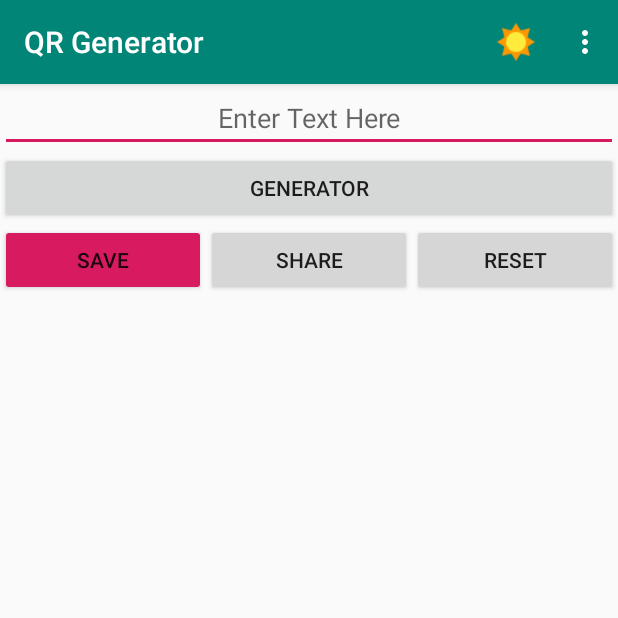
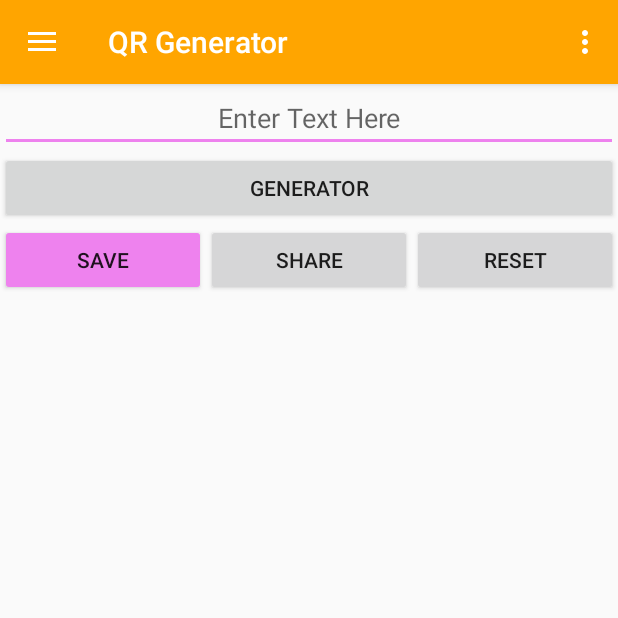
Before and after one commit to vietdohoang1997/QRC0de, an Android app: the QRcodeGenerator screen opened directly, with no data from a screen before it, on a phone screen of 412 x 824 dp, the top half of it. Run offline under Robolectric (Android 15) with nearby library versions, the phone set to English and light mode, and no system bars; libraries missing offline, so code that uses them is left out: com.journeyapps.barcodescanner.

Commit message:
My new commit

```diff
--- a/app/build.gradle
+++ b/app/build.gradle
@@ -26,6 +26,7 @@ allprojects {
 dependencies {
     implementation fileTree(dir: 'libs', include: ['*.jar'])
     implementation 'com.android.support:appcompat-v7:28.0.0'
+    implementation 'com.android.support:design:28.0.0'
     implementation 'com.android.support.constraint:constraint-layout:1.1.3'
     implementation 'com.journeyapps:zxing-android-embedded:3.2.0@aar'
     implementation 'com.google.zxing:core:3.2.1'
--- a/app/src/main/res/layout/generator_main.xml
+++ b/app/src/main/res/layout/generator_main.xml
@@ -1,10 +1,13 @@
 <?xml version="1.0" encoding="utf-8"?>
-<RelativeLayout xmlns:android="http://schemas.android.com/apk/res/android"
+<android.support.v4.widget.DrawerLayout xmlns:android="http://schemas.android.com/apk/res/android"
     xmlns:app="http://schemas.android.com/apk/res-auto"
     xmlns:tools="http://schemas.android.com/tools"
     android:layout_width="match_parent"
     android:layout_height="match_parent"
     tools:context=".MainActivity">
+    <RelativeLayout
+        android:layout_width="match_parent"
+        android:layout_height="match_parent">
         <EditText
             android:layout_width="match_parent"
             android:layout_height="wrap_content"
@@ -55,5 +58,18 @@
                 android:text="Reset"
                 android:backgroundTint="@color/zxing_custom_possible_result_points"/>
         </LinearLayout>
+    </RelativeLayout>
 
-</RelativeLayout>
+    <android.support.design.widget.NavigationView
+        android:id="@+id/navigation_view"
+        app:headerLayout="@layout/header"
+        android:layout_width="wrap_content"
+        android:layout_height="match_parent"
+        app:menu="@menu/menu_1"
+        android:background="@color/blue"
+        app:itemTextColor="@color/white"
+        app:itemIconTint="@color/darkgray"
+        android:layout_gravity="start">
+
+    </android.support.design.widget.NavigationView>
+</android.support.v4.widget.DrawerLayout>
--- a/app/src/main/res/menu/menu_1.xml
+++ b/app/src/main/res/menu/menu_1.xml
@@ -2,44 +2,36 @@
 <menu xmlns:android="http://schemas.android.com/apk/res/android"
     xmlns:app="http://schemas.android.com/apk/res-auto">
 
-    <item android:title="Flash"
-        android:id="@+id/menuFlash"
-        android:icon="@drawable/sun"
-        app:showAsAction="always"/>
-
+    <group android:checkableBehavior="single">
         <item android:title="QR code Generator"
             android:orderInCategory="1"
+            android:icon="@drawable/ic_mode_edit"
             android:id="@+id/menuGenerate" />
 
         <item android:title="QR code Scanner"
             android:id="@+id/menuScanner"
+            android:icon="@drawable/ic_settings_overscan"
             android:orderInCategory="2"/>
 
         <item android:title="History"
             android:id="@+id/menuHistory"
+            android:icon="@drawable/ic_history"
             android:orderInCategory="3"/>
 
         <item android:title="Setting"
             android:id="@+id/menuSettings"
-        android:icon="@android:drawable/ic_menu_manage"
+            android:icon="@drawable/ic_settings"
             android:orderInCategory="4"/>
 
-    <item android:title="Like"
-        android:id="@+id/menuLike"
-        android:orderInCategory="5" />
-
         <item android:title="Share"
+            android:icon="@drawable/ic_share"
             android:id="@+id/menuShare"
-        android:orderInCategory="6">
-        <menu>
-            <item android:title="Email"
-                android:id="@+id/email"/>
-            <item android:title="Facebook"
-                android:id="@+id/facebook"/>
-        </menu>
-    </item>
+            android:orderInCategory="5"/>
 
         <item android:title="More Aplication"
+            android:icon="@drawable/ic_apps"
             android:id="@+id/menuMoreApp"
-        android:orderInCategory="7"/>
+            android:orderInCategory="6"/>
+
+    </group>
 </menu>
--- a/app/src/main/res/values/colors.xml
+++ b/app/src/main/res/values/colors.xml
@@ -1,6 +1,10 @@
 <?xml version="1.0" encoding="utf-8"?>
 <resources>
-    <color name="colorPrimary">#008577</color>
-    <color name="colorPrimaryDark">#00574B</color>
-    <color name="colorAccent">#D81B60</color>
+    <color name="colorPrimary">#FFA500</color>
+    <color name="colorPrimaryDark">#5D4037</color>
+    <color name="white">#ffffff</color>
+    <color name="colorAccent">#EE82EE</color>
+    <color name="darkgray">#6c6c6c</color>
+    <color name="black">#000000</color>
+    <color name="blue">#FFC500</color>
 </resources>
--- a/app/src/main/res/values/strings.xml
+++ b/app/src/main/res/values/strings.xml
@@ -1,3 +1,5 @@
 <resources>
     <string name="app_name">QRC0de</string>
+    <string name="open">Open</string>
+    <string name="close">Close</string>
 </resources>
```
Also changed, not shown: app/src/main/java/com/example/lenovo/qrc0de/MainActivity.java (+80 -31 lines), app/src/main/java/com/example/lenovo/qrc0de/QRcodeGenerator.java (+14 -130 lines), app/src/main/java/com/example/lenovo/qrc0de/QRcodeScanner.java (+5 -17 lines), app/src/main/res/layout/activity_main.xml (+24 -2 lines), app/src/main/res/layout/scanner_main.xml (+19 -2 lines), app/src/main/res/drawable/android.gif (deleted), app/src/main/res/drawable/sun.png (deleted), app/src/main/res/drawable/teddy.gif (deleted). Lines whose indentation alone changed are shown as unchanged.
